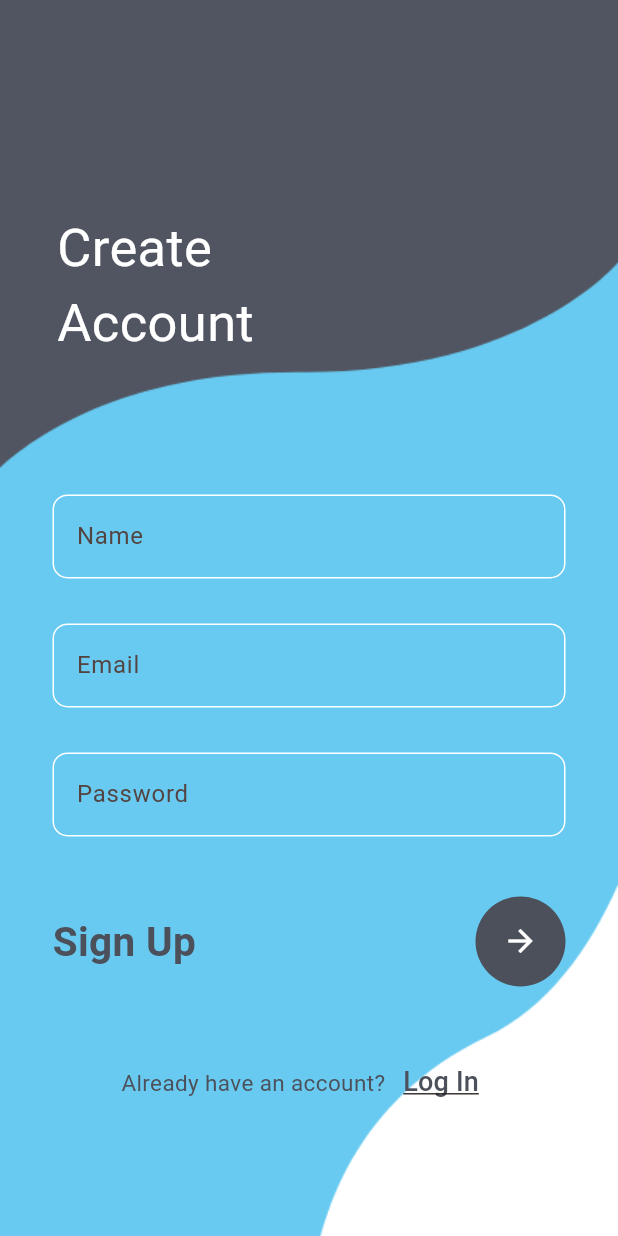
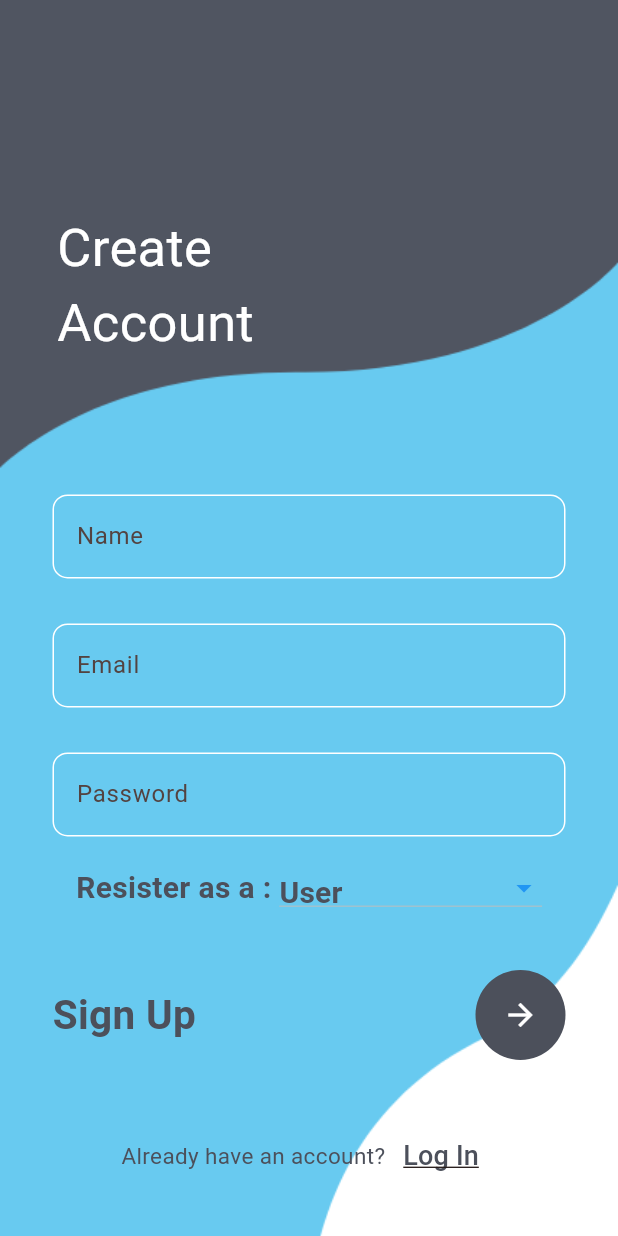
Before and after one commit to Uttam-Sarkar/BarberBook, a Flutter app: the MyRegister screen opened directly, on a phone screen of 412 x 824 dp. Run offline on Flutter 3.47's test engine with Material 2 defaults, Android fonts, the phone set to English and light mode, and no system bars; our stand-ins replace cloud_firestore, firebase_auth, firebase_core; accounts and stored records are empty; network calls fail.

Commit message:
added role base authentication system. User and Service Provider.

```diff
--- a/lib/logout.dart
+++ b/lib/logout.dart
@@ -2,8 +2,6 @@ import 'package:barberbook/login.dart';
 import 'package:firebase_auth/firebase_auth.dart';
 import 'package:firebase_core/firebase_core.dart';
 import 'package:flutter/material.dart';
-import 'package:firebase_auth_platform_interface/firebase_auth_platform_interface.dart';
-
 
 class MyLogout extends StatefulWidget {
   const MyLogout({super.key});
--- a/lib/main.dart
+++ b/lib/main.dart
@@ -1,4 +1,5 @@
 import 'package:barberbook/firebase_options.dart';
+import 'package:barberbook/register.dart';
 import 'package:firebase_core/firebase_core.dart';
 import 'package:flutter/material.dart';
 
@@ -26,7 +27,7 @@ class MyApp extends StatelessWidget {
         colorScheme: ColorScheme.fromSeed(seedColor: Colors.red),
         useMaterial3: true,
       ),
-      home: const MyLogin(),
+      home: const MyRegister(),
     );
   }
 }
--- a/lib/register.dart
+++ b/lib/register.dart
@@ -1,5 +1,6 @@
 import 'package:barberbook/login.dart';
 import 'package:barberbook/logout.dart';
+import 'package:cloud_firestore/cloud_firestore.dart';
 import 'package:firebase_auth/firebase_auth.dart';
 import 'package:flutter/material.dart';
 
@@ -13,6 +14,15 @@ class MyRegister extends StatefulWidget {
 class _MyRegisterState extends State<MyRegister> {
   final  userEmail = TextEditingController();
   final  userPassword = TextEditingController();
+  final userName = TextEditingController();
+
+  var options = [
+    'User',
+    'ServiceProvoder',
+  ];
+  var _currentItemSelected = "User";
+  var rool = "User";
+
   @override
   Widget build(BuildContext context) {
     return Container(
@@ -40,6 +50,7 @@ class _MyRegisterState extends State<MyRegister> {
                 child: Column(
                   children: [
                     TextField(
+                      controller: userName,
                       decoration: InputDecoration(
                           focusedBorder: OutlineInputBorder(
                             borderRadius: BorderRadius.circular(10),
@@ -92,7 +103,51 @@ class _MyRegisterState extends State<MyRegister> {
                           )
                       ),
                     ),
-                    SizedBox(height: 40,),
+                SizedBox(height: 20,),
+
+                Row(
+                  mainAxisAlignment: MainAxisAlignment.center,
+                  children: [
+                    Text(
+                      "Resister as a : ",
+                      style: TextStyle(
+                        fontSize: 20,
+                        fontWeight: FontWeight.bold,
+                        color: Color(0xff4c505b),
+                      ),
+                    ),
+
+                    DropdownButton<String>(
+                      dropdownColor: Colors.blue[200],
+                      isDense: true,
+                      isExpanded: false,
+                      iconEnabledColor: Colors.blue,
+                      focusColor: Colors.transparent,
+                      items: options.map((String dropDownStringItem) {
+                        return DropdownMenuItem<String>(
+                          value: dropDownStringItem,
+                          child: Text(
+                            dropDownStringItem,
+                            style: TextStyle(
+                              color: Color(0xff4c505b),
+                              fontWeight: FontWeight.bold,
+                              fontSize: 20,
+                            ),
+                          ),
+                        );
+                      }).toList(),
+                      onChanged: (newValueSelected) {
+                        setState(() {
+                          _currentItemSelected = newValueSelected!;
+                          rool = newValueSelected;
+                        });
+                      },
+                      value: _currentItemSelected,
+                    ),
+                  ],
+                ),
+
+                SizedBox(height: 40,),
                     Row(
                       mainAxisAlignment: MainAxisAlignment.spaceBetween,
                       children: [
@@ -110,14 +165,19 @@ class _MyRegisterState extends State<MyRegister> {
                             color: Colors.white,
                             onPressed: (){
                      //Firebase
+
                               FirebaseAuth.instance
                                   .createUserWithEmailAndPassword(
                                   email : userEmail.text,
                                   password : userPassword.text)
                                   .then((value){
+                                    FirebaseFirestore firebaseFirestore = FirebaseFirestore.instance;
+                                    var user = FirebaseAuth.instance.currentUser;
+                                    CollectionReference ref = FirebaseFirestore.instance.collection('users');
+                                    ref.doc(user!.uid).set({'name': userName.text, 'email': userEmail.text, 'rool': rool});
                                     print('Created new account.');
                                 Navigator.push(context,
-                                    MaterialPageRoute(builder: (context)=> MyLogout()));
+                                    MaterialPageRoute(builder: (context)=> MyLogin()));
                               }).onError((error, stackTrace){
                                 print("Error ${error.toString()}");
                               });
--- a/pubspec.yaml
+++ b/pubspec.yaml
@@ -38,7 +38,7 @@ dependencies:
   cupertino_icons: ^1.0.2
   firebase_core: ^2.20.0
   firebase_auth: ^4.12.0
-  firebase_auth_platform_interface: ^7.0.2
+  cloud_firestore: ^4.12.1
 dev_dependencies:
   flutter_test:
     sdk: flutter
```
Also changed, not shown: lib/login.dart (+37 -5 lines), lib/serviceProviderScreen.dart (added, +15 -0 lines), lib/userScreen.dart (added, +15 -0 lines), pubspec.lock, 4 other files.
